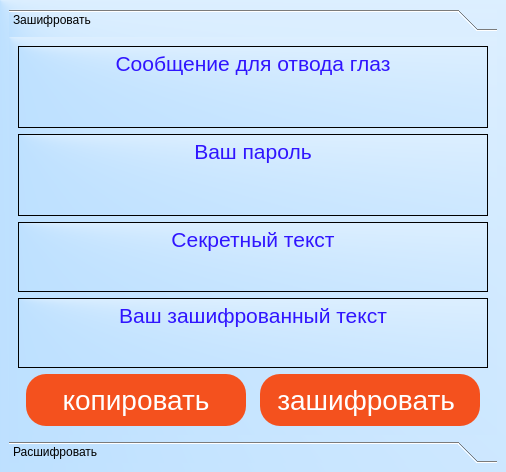
red-lexinus/steganography_progect, file desktop_app/app.ui: the form before one commit.
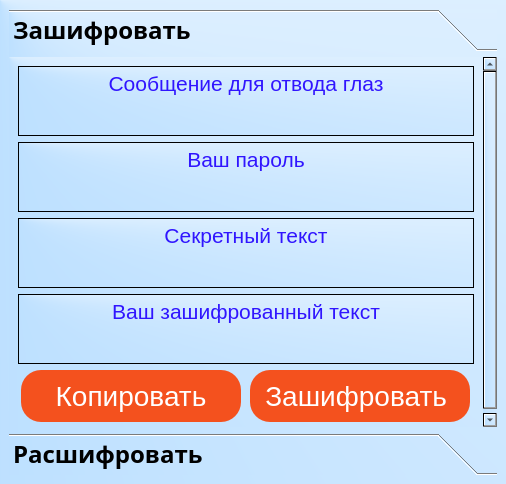
The form after the commit. The open tabs and pages were chosen to show the change.

Patch:
```diff
--- a/desktop_app/app.ui
+++ b/desktop_app/app.ui
@@ -7,13 +7,13 @@
     <x>0</x>
     <y>0</y>
     <width>506</width>
-    <height>472</height>
+    <height>484</height>
    </rect>
   </property>
   <property name="minimumSize">
    <size>
     <width>506</width>
-    <height>472</height>
+    <height>484</height>
    </size>
   </property>
   <property name="windowTitle">
@@ -31,6 +31,14 @@
       </property>
       <item>
        <widget class="QToolBox" name="toolBox">
+        <property name="font">
+         <font>
+          <family>Avernus URW</family>
+          <pointsize>18</pointsize>
+          <bold>true</bold>
+          <underline>false</underline>
+         </font>
+        </property>
         <property name="styleSheet">
          <string notr="true"/>
         </property>
@@ -43,7 +51,7 @@
            <x>0</x>
            <y>0</y>
            <width>486</width>
-           <height>392</height>
+           <height>382</height>
           </rect>
          </property>
          <attribute name="label">
@@ -201,7 +209,7 @@
 }</string>
               </property>
               <property name="text">
-               <string>копировать</string>
+               <string>Копировать</string>
               </property>
               <property name="autoRepeatDelay">
                <number>298</number>
@@ -256,7 +264,7 @@
 }</string>
               </property>
               <property name="text">
-               <string>зашифровать </string>
+               <string>Зашифровать </string>
               </property>
               <property name="autoRepeatDelay">
                <number>298</number>
```
Left out of the diff: 4 changed lines with no effect on the pictures.
